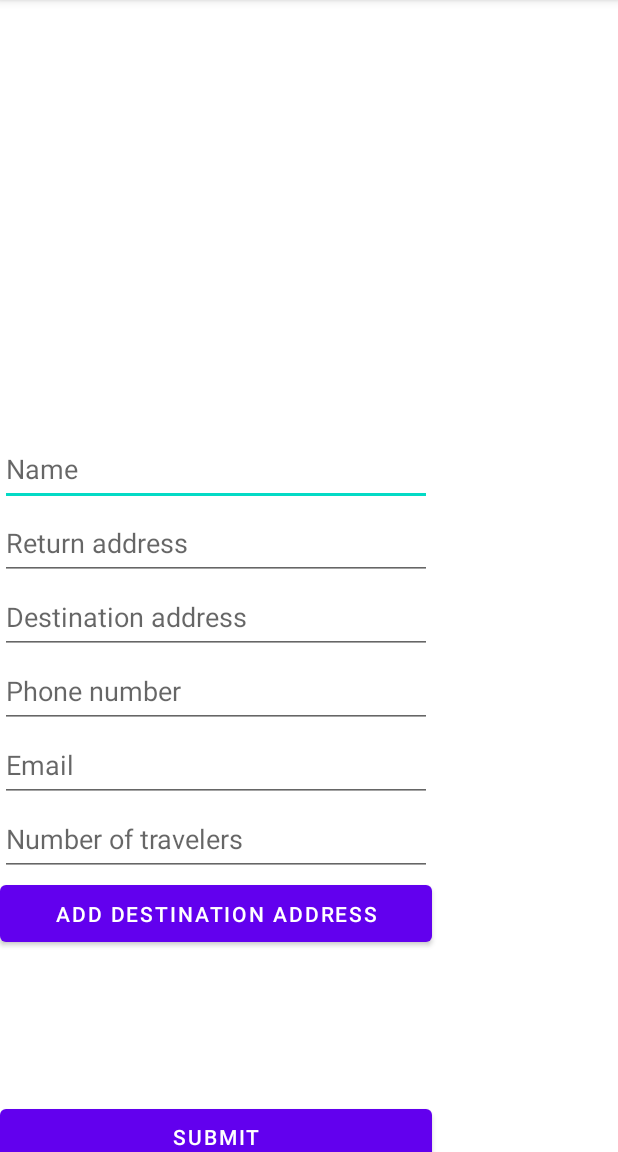
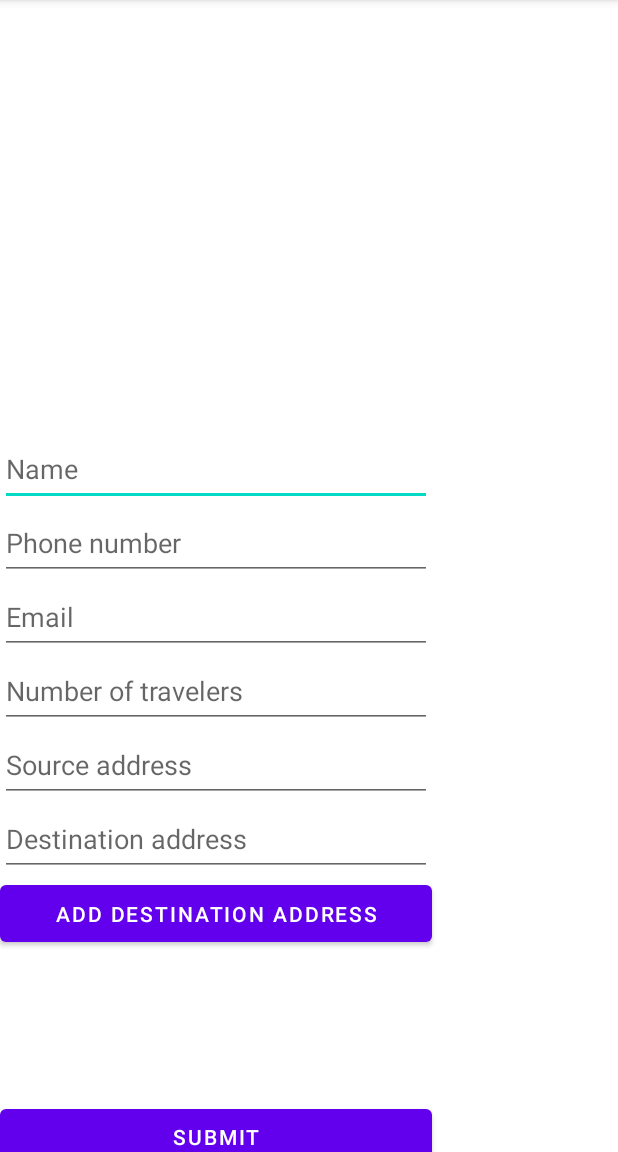
Before and after one commit to yabartf/Android_Project, an Android app: the AddTravelActivity screen opened directly, with no data from a screen before it, after a tap on "SUBMIT", on a phone screen of 412 x 824 dp, the part 84-1236 px from its top. Run offline under Robolectric (Android 15) with nearby library versions, the phone set to English and light mode, and no system bars; our stand-ins replace Firebase (no records; nobody signed in at launch, a user with empty details on screens opened directly), Room's generated code; 1 statement that could not run was skipped; 1 other tap on this screen came first.

Commit message:
It working!

```diff
--- a/app/src/main/java/com/example/android_project_5840_6639/UI/AddTravelActivity.java
+++ b/app/src/main/java/com/example/android_project_5840_6639/UI/AddTravelActivity.java
@@ -24,12 +24,8 @@ public class AddTravelActivity extends AppCompatActivity {
         super.onCreate(savedInstanceState);
         setContentView(R.layout.activity_add_travel);
         travelViewModel = new ViewModelProvider(this).get(TravelViewModel.class);
-        travelViewModel.getIsSuccess().observe(this, new Observer<Boolean>() {
-            @Override
-            public void onChanged(Boolean aBoolean) {
-                Toast.makeText(getBaseContext(),"updated",Toast.LENGTH_LONG).show();
-            }
-        });
+        travelViewModel.getIsSuccess().observe(this, aBoolean ->
+                Toast.makeText(getBaseContext(),"updated",Toast.LENGTH_LONG).show());
     }
 
     public void addAddress(View view) {
--- a/app/src/main/res/layout/activity_add_travel.xml
+++ b/app/src/main/res/layout/activity_add_travel.xml
@@ -27,19 +27,6 @@
         android:hint="Name"
         />
 
-    <EditText
-        android:id="@+id/sourceAddressText"
-        android:layout_width="288dp"
-        android:layout_height="49dp"
-        android:hint="Return address"
-         />
-
-    <EditText
-        android:id="@+id/destinationAddressText"
-        android:layout_width="288dp"
-        android:layout_height="49dp"
-        android:hint="Destination address"
-        />
 
     <EditText
         android:id="@+id/TextPhone"
@@ -67,6 +54,20 @@
         android:hint="Number of travelers"
         android:inputType="number"
         />
+        <EditText
+            android:id="@+id/sourceAddressText"
+            android:layout_width="288dp"
+            android:layout_height="49dp"
+            android:hint="Source address"
+            />
+
+        <EditText
+            android:id="@+id/destinationAddressText"
+            android:layout_width="288dp"
+            android:layout_height="49dp"
+            android:hint="Destination address"
+            />
+
 
         <Button
             android:id="@+id/addAddressButton"
@@ -82,6 +83,7 @@
         android:layout_height="49dp"
         android:visibility="invisible"
         android:text=""
+        android:enabled="false"
         />
 
         <Button
```
